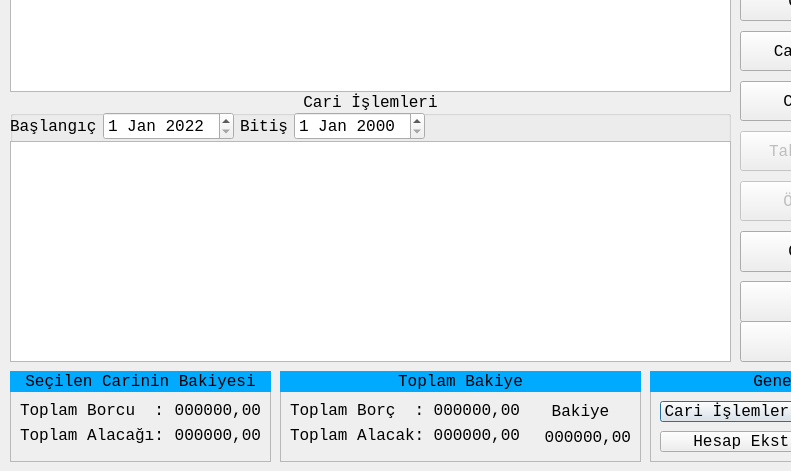
Before: the Qt Designer form carikartlardialog.ui in mamoo81/bhss, drawn with Qt 5; both pictures show x 0 to 791 and y 229 to 700 of the 1000 by 700 pixel window.
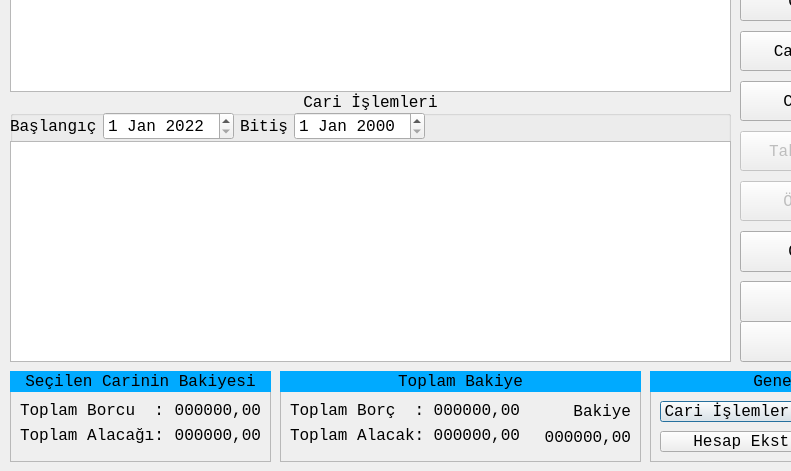
After: the same form once the commit is applied. Icons and pictures are not drawn.

Patch:
```diff
--- a/carikartlardialog.ui
+++ b/carikartlardialog.ui
@@ -533,7 +533,7 @@
      <set>Qt::AlignCenter</set>
     </property>
    </widget>
-   <widget class="QWidget" name="">
+   <widget class="QWidget" name="layoutWidget">
     <property name="geometry">
      <rect>
       <x>10</x>
@@ -603,7 +603,7 @@
      </item>
     </layout>
    </widget>
-   <widget class="QWidget" name="">
+   <widget class="QWidget" name="layoutWidget">
     <property name="geometry">
      <rect>
       <x>250</x>
@@ -615,11 +615,14 @@
     <layout class="QVBoxLayout" name="verticalLayout">
      <item>
       <widget class="QLabel" name="label_8">
+       <property name="layoutDirection">
+        <enum>Qt::LeftToRight</enum>
+       </property>
        <property name="text">
         <string>Bakiye</string>
        </property>
        <property name="alignment">
-        <set>Qt::AlignCenter</set>
+        <set>Qt::AlignRight|Qt::AlignTrailing|Qt::AlignVCenter</set>
        </property>
       </widget>
      </item>
```
Left out of the diff: 8 changed lines with no effect on the pictures.
